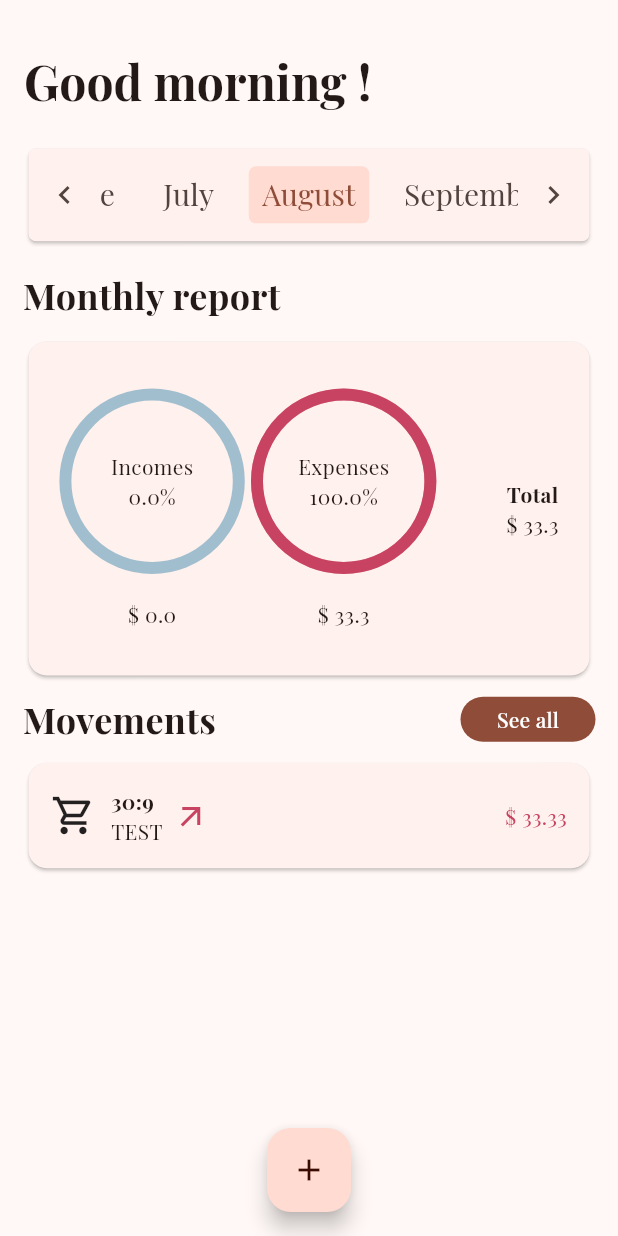
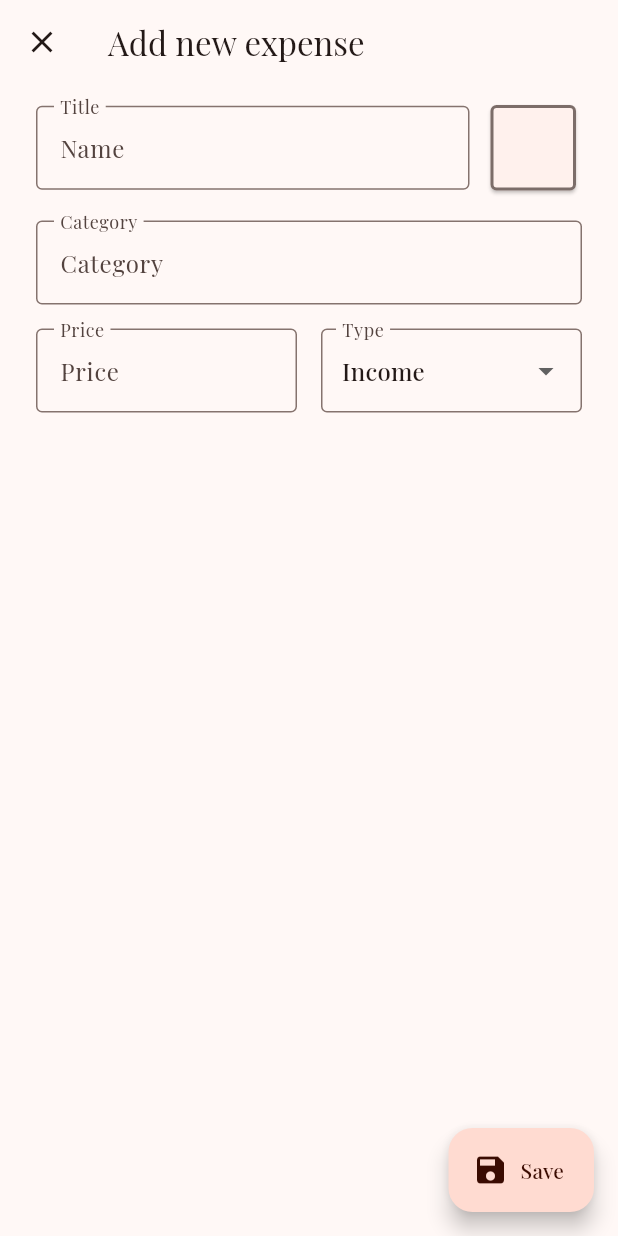
Before and after one commit to jacopo-degattis/makeitcount, a Flutter app: the screen it shows after launch, after a tap on the "add" icon, on a phone screen of 412 x 824 dp. Run offline on Flutter 3.47's test engine with Material 3 defaults, Android fonts, the phone set to English and light mode, and no system bars; drawn by our look-alikes of percent_indicator; our stand-ins replace flutter_riverpod, google_fonts, objectbox, riverpod_annotation; missing offline and left inert: flutter_iconpicker; generated files the repository leaves out were written again.

Commit message:
chore: update MovementModel field to income that is not a boolean value add: create component to render new movement form add: library to handle icon picking to select an icon for each movement fix: monthly report component to have better calculations for total amount & fix some sizes fix: alignment of expenses preview component

```diff
--- a/lib/components/single_movment_card.dart
+++ b/lib/components/single_movment_card.dart
@@ -4,16 +4,16 @@ class SingleMovementCard extends StatelessWidget {
   final String title;
   final String category;
   final double price; // TODO: it's price the best name ?
-  final String image;
-  final int type;
+  final int imageCodePoint;
+  final bool income;
 
   const SingleMovementCard({
     super.key,
     required this.title,
     required this.category,
     required this.price,
-    required this.image,
-    required this.type,
+    required this.imageCodePoint,
+    required this.income,
   });
 
   @override
@@ -26,8 +26,8 @@ class SingleMovementCard extends StatelessWidget {
         children: [
           Row(
             children: [
-              const Icon(
-                Icons.local_grocery_store_outlined,
+              Icon(
+                IconData(imageCodePoint, fontFamily: 'MaterialIcons'),
                 size: 30.0,
               ),
               Container(
@@ -47,21 +47,24 @@ class SingleMovementCard extends StatelessWidget {
                 ),
               ),
               Container(
-                  margin: const EdgeInsets.only(left: 7.0),
-                  child: type == 0
-                      ? const Icon(
-                          Icons.arrow_outward,
-                          color: Color(0xFFC84361),
-                        )
-                      : const Icon(
-                          Icons.south_west,
-                          color: Color(0xFF1572A1),
-                        ))
+                margin: const EdgeInsets.only(left: 7.0),
+                child: income
+                    ? const Icon(
+                        Icons.south_west,
+                        color: Color(0xFF1572A1),
+                      )
+                    : const Icon(
+                        Icons.arrow_outward,
+                        color: Color(0xFFC84361),
+                      ),
+              )
             ],
           ),
           Text(
             "\$ $price",
-            style: const TextStyle(color: Color(0xFFC84361)),
+            style: TextStyle(
+                color:
+                    income ? const Color(0xFF1572A1) : const Color(0xFFC84361)),
           )
         ],
       ),
--- a/lib/main.dart
+++ b/lib/main.dart
@@ -3,6 +3,7 @@ import 'package:flutter_riverpod/flutter_riverpod.dart';
 import 'package:makeitcount/db.dart';
 import 'package:makeitcount/screens/home/home.dart';
 import 'package:makeitcount/screens/see-all/see-all.dart';
+import 'package:makeitcount/state/models/movement.model.dart';
 import 'package:makeitcount/state/providers/database/objectbox.provider.dart';
 import 'package:makeitcount/theme.dart';
 import 'package:makeitcount/util.dart';
@@ -12,6 +13,8 @@ late ObjectBoxDatabase objectBox;
 void main() async {
   WidgetsFlutterBinding.ensureInitialized();
   objectBox = await ObjectBoxDatabase.create();
+
+  // objectBox.store.box<MovementModel>().removeAll();
 
   runApp(ProviderScope(
       overrides: [databaseProvider.overrideWithValue(objectBox)],
--- a/lib/screens/home/components/expenses_pie_chart.dart
+++ b/lib/screens/home/components/expenses_pie_chart.dart
@@ -17,7 +17,7 @@ class ExpensesPieChart extends StatelessWidget {
 
   @override
   Widget build(BuildContext context) {
-    final radius = MediaQuery.of(context).size.width * 0.15;
+    final radius = MediaQuery.of(context).size.width * 0.12;
     final spacing = MediaQuery.of(context).size.height * 0.02;
 
     return CircularPercentIndicator(
--- a/lib/screens/home/components/expenses_preview.dart
+++ b/lib/screens/home/components/expenses_preview.dart
@@ -38,16 +38,19 @@ class _ExpensesPreviewState extends State<ExpensesPreview> {
 
   @override
   Widget build(BuildContext context) {
+    final marginSpacing = MediaQuery.of(context).size.width * 0.05;
+
     return !isDebouncing
-        ? Column(
-            mainAxisAlignment: MainAxisAlignment.start,
-            crossAxisAlignment: CrossAxisAlignment.start,
-            children: [
-                MonthlyReport(month: widget.month),
-                Movements(
-                  month: widget.month,
-                )
-              ])
+        ? Container(
+            margin: EdgeInsets.only(left: marginSpacing, right: marginSpacing),
+            child: Column(
+                mainAxisAlignment: MainAxisAlignment.start,
+                crossAxisAlignment: CrossAxisAlignment.start,
+                children: [
+                  MonthlyReport(month: widget.month),
+                  Movements(month: widget.month)
+                ]),
+          )
         : const Column(
             mainAxisAlignment: MainAxisAlignment.center,
             crossAxisAlignment: CrossAxisAlignment.center,
--- a/lib/screens/home/components/monthly_report.dart
+++ b/lib/screens/home/components/monthly_report.dart
@@ -15,11 +15,13 @@ class MonthlyReport extends ConsumerStatefulWidget {
 class _MonthlyReportState extends ConsumerState<MonthlyReport> {
   @override
   Widget build(BuildContext context) {
+    final margin = MediaQuery.of(context).size.height * 0.010;
+
     final movementsRepo = ref.watch(movementsRepositoryProvider);
     final graphPercentages =
         movementsRepo.getMovementsPercentages(widget.month);
 
-    final graphsSapcing = MediaQuery.of(context).size.width * 0.01;
+    final graphsSapcing = MediaQuery.of(context).size.width * 0.05;
     final cardHeight = MediaQuery.of(context).size.height * 0.23;
     final verticalCardPadding = MediaQuery.of(context).size.height * 0.02;
     final horizontalCardPadding = MediaQuery.of(context).size.width * 0.05;
@@ -29,7 +31,8 @@ class _MonthlyReportState extends ConsumerState<MonthlyReport> {
       mainAxisAlignment: MainAxisAlignment.start,
       children: [
         Container(
-          margin: const EdgeInsets.only(top: 15, bottom: 10),
+          margin: EdgeInsets.only(
+              top: margin, bottom: margin, left: 5.0, right: 5.0),
           child: const Text("Monthly report",
               style: TextStyle(
                 fontSize: 24,
@@ -50,30 +53,25 @@ class _MonthlyReportState extends ConsumerState<MonthlyReport> {
                   children: [
                     Row(
                       children: [
-                        Container(
-                          child: ExpensesPieChart(
+                        ExpensesPieChart(
                             header: "Incomes",
-                              progressColor: Color(0xFF1572A1),
-                              percent: graphPercentages["incomes"]
-                                          ["percentage"]!
+                            progressColor: const Color(0xFF1572A1),
+                            percent: graphPercentages["incomes"]["percentage"]!
                                     .toDouble() /
                                 100,
                             footer: graphPercentages["incomes"]["amount"]
                                 .toString()),
-                        ),
                         SizedBox(
                             // width: 20.0,
                             width: graphsSapcing),
-                        Container(
-                          child: ExpensesPieChart(
+                        ExpensesPieChart(
                           header: "Expenses",
-                            progressColor: Color(0xFFC84361),
+                          progressColor: const Color(0xFFC84361),
                           percent: graphPercentages["outcomes"]["percentage"]!
                                   .toDouble() /
                               100,
-                            footer: graphPercentages["outcomes"]["amount"]
-                                .toString(),
-                          ),
+                          footer:
+                              graphPercentages["outcomes"]["amount"].toString(),
                         ),
                       ],
                     ),
@@ -81,10 +79,18 @@ class _MonthlyReportState extends ConsumerState<MonthlyReport> {
                       mainAxisAlignment: MainAxisAlignment.center,
                       children: [
                         const Text(
-                          "Total",
-                          style: TextStyle(fontWeight: FontWeight.bold),
+                          "Total (\$)",
+                          style: TextStyle(
+                              fontWeight: FontWeight.bold, fontSize: 20.0),
                         ),
-                        Text("\$ ${graphPercentages['total']}")
+                        Text(
+                          "${graphPercentages['total']}",
+                          style: TextStyle(
+                              fontSize: 20.0,
+                              color: graphPercentages['total'] < 0
+                                  ? const Color(0xFFC84361)
+                                  : const Color(0xFF1572A1)),
+                        )
                       ],
                     )
                   ],
--- a/lib/screens/home/components/movements.dart
+++ b/lib/screens/home/components/movements.dart
@@ -29,12 +29,13 @@ class _MovementsState extends ConsumerState<Movements> {
     return Expanded(
       child: Column(children: [
         Container(
-            margin: EdgeInsets.only(top: margin, bottom: margin),
+            margin: EdgeInsets.only(
+                top: margin, bottom: margin, left: 5.0, right: 5.0),
             child: Row(
               mainAxisAlignment: MainAxisAlignment.spaceBetween,
               children: [
                 const Text(
-                  "Movements",
+                  "Last movements",
                   style: TextStyle(
                     fontSize: 24,
                     fontWeight: FontWeight.bold,
@@ -49,7 +50,10 @@ class _MovementsState extends ConsumerState<Movements> {
                       Navigator.pushNamed(context, "/see-all",
                           arguments: SeeAllArguments(widget.month));
                     },
-                    child: const Text("See all"),
+                    child: const Text(
+                      "See all",
+                      style: TextStyle(fontWeight: FontWeight.bold),
+                    ),
                   ),
                 )
               ],
@@ -58,12 +62,13 @@ class _MovementsState extends ConsumerState<Movements> {
             ? Column(
                 mainAxisAlignment: MainAxisAlignment.spaceEvenly,
                 children: movementsPreview.map((movement) {
+                  debugPrint("Got movement, ${movement.title}");
                   return SingleMovementCard(
                     title: movement.title,
                     category: movement.category,
                     price: movement.price,
-                    image: movement.image,
-                    type: movement.type,
+                    imageCodePoint: movement.imageCodePoint,
+                    income: movement.income,
                   );
                 }).toList(),
               )
--- a/lib/screens/home/home.dart
+++ b/lib/screens/home/home.dart
@@ -2,6 +2,7 @@ import 'dart:math';
 
 import 'package:flutter/material.dart';
 import 'package:flutter_riverpod/flutter_riverpod.dart';
+import 'package:makeitcount/screens/new-movement/new-movement.dart';
 import 'package:makeitcount/state/models/movement.model.dart';
 import 'package:makeitcount/screens/home/components/expenses_preview.dart';
 import 'package:makeitcount/state/providers/movements/movements_repository.provider.dart';
@@ -139,7 +140,7 @@ class _HomePageState extends ConsumerState<HomePage>
         ),
       ),
       body: Container(
-        padding: const EdgeInsets.only(left: 15.0, right: 15.0),
+        // padding: const EdgeInsets.only(left: 15.0, right: 15.0)
         child: SizedBox(
           height: MediaQuery.of(context).size.height,
           child: TabBarView(
@@ -158,30 +159,47 @@ class _HomePageState extends ConsumerState<HomePage>
       floatingActionButtonLocation: FloatingActionButtonLocation.centerFloat,
       floatingActionButton: FloatingActionButton(
         onPressed: () {
-          setState(() {
-            movementsPreview.add(MovementModel(
-                0,
-                "${DateTime.now().minute}:${DateTime.now().second}",
-                33.33,
-                "TEST",
-                "NONE",
-                _tabController.index + 1,
-                Random().nextInt(2)));
-          });
-          // TODO:
-          // I think I should reverse options.
-          // First I need to check if I correctly inserted the new entry in DB.
-          // If it succeded then I can add it to local state.
-          movementsRepo.addMovement(
-              "${DateTime.now().minute}:${DateTime.now().second}",
-              "TEST",
-              33.33,
-              "IMG",
-              _tabController.index + 1,
-              Random().nextInt(2));
+          showFullScreenDialog(
+            context,
+            _tabController,
+            movementsPreview,
+          );
         },
         child: const Icon(Icons.add),
       ),
     );
   }
 }
+
+void showFullScreenDialog(
+  BuildContext context,
+  TabController tabController,
+  List<MovementModel> movementsPreview,
+) {
+  showGeneralDialog(
+    context: context,
+    barrierDismissible: true, // Allow closing by tapping outside
+    barrierLabel: "Dismiss",
+    barrierColor: Colors.black54, // Background color
+    transitionDuration: Duration(milliseconds: 300), // Animation duration
+    pageBuilder: (BuildContext context, Animation<double> animation,
+        Animation<double> secondaryAnimation) {
+      return NewMovement(
+          selectedMonth: tabController.index + 1,
+          movementsPreview: movementsPreview);
+    },
+    transitionBuilder: (BuildContext context, Animation<double> animation,
+        Animation<double> secondaryAnimation, Widget child) {
+      return SlideTransition(
+        position: Tween<Offset>(
+          begin: const Offset(0, 1), // Start from bottom
+          end: Offset.zero, // End at the center
+        ).animate(CurvedAnimation(
+          parent: animation,
+          curve: Curves.easeInOut, // Easing curve
+        )),
+        child: child,
+      );
+    },
+  );
+}
--- /dev/null
+++ b/lib/screens/new-movement/new-movement.dart
@@ -0,0 +1,206 @@
+import 'package:flutter/material.dart';
+import 'package:flutter_iconpicker/Models/configuration.dart';
+import 'package:flutter_iconpicker/Models/icon_picker_icon.dart';
+import 'package:flutter_iconpicker/flutter_iconpicker.dart';
+import 'package:flutter_riverpod/flutter_riverpod.dart';
+import 'package:makeitcount/state/models/movement.model.dart';
+import 'package:makeitcount/state/providers/movements/movements_repository.provider.dart';
+
+class NewMovement extends ConsumerStatefulWidget {
+  final int selectedMonth;
+  final List<MovementModel> movementsPreview;
+
+  const NewMovement({
+    super.key,
+    required this.selectedMonth,
+    required this.movementsPreview,
+  });
+
+  @override
+  ConsumerState<NewMovement> createState() => _NewMovementState();
+}
+
+class _NewMovementState extends ConsumerState<NewMovement> {
+  Icon? _icon;
+  String? formError;
+  String movementType = "Income";
+
+  _pickIcon() async {
+    IconPickerIcon? icon = await showIconPicker(
+      context,
+      configuration: const SinglePickerConfiguration(
+        iconPackModes: [IconPack.material],
+      ),
+    );
+
+    _icon = Icon(icon!.data);
+    setState(() {});
+
+    debugPrint("Picked icon: ${icon.data}");
+  }
+
+  @override
+  Widget build(BuildContext context) {
+    final movementsRepo = ref.watch(movementsRepositoryProvider);
+
+    final movementTitle = TextEditingController();
+    final movementCategory = TextEditingController();
+    final movementPrice = TextEditingController();
+
+    bool _validateForm() {
+      if (movementTitle.text.isEmpty ||
+          movementCategory.text.isEmpty ||
+          movementPrice.text.isEmpty ||
+          _icon == null) {
+        formError =
+            "All fields must be filled in order to save the new expense";
+        return false;
+      }
+      return true;
+    }
+
+    return Dialog.fullscreen(
+      child: SafeArea(
+        child: Scaffold(
+          appBar: AppBar(
+            leading: IconButton(
+              icon: const Icon(Icons.close), // Cross icon to close
+              onPressed: () {
+                Navigator.of(context).pop(); // Close the dialog
+              },
+            ),
+            title: const Text("Add new expense"),
+          ),
+          body: Padding(
+            padding: EdgeInsets.symmetric(horizontal: 24.0, vertical: 10.0),
+            child: Column(
+              children: [
+                Row(
+                  children: [
+                    Expanded(
+                      child: TextFormField(
+                        decoration: const InputDecoration(
+                          floatingLabelBehavior: FloatingLabelBehavior.always,
+                          labelText: "Title",
+                          hintText: "Name",
+                          border: OutlineInputBorder(),
+                        ),
+                        controller: movementTitle,
+                      ),
+                    ),
+                    GestureDetector(
+                      onTap: () {
+                        _pickIcon();
+                      },
+                      child: Container(
+                        margin: const EdgeInsets.only(left: 10),
+                        height: 65,
+                        width: 65,
+                        child: Card(
+                          shape: RoundedRectangleBorder(
+                              side: const BorderSide(
+                                color: Color(0xFF7c6d69),
+                                width: 2.0,
+                              ),
+                              borderRadius: BorderRadius.circular(4.0)),
+                          child: _icon,
+                        ),
+                      ),
+                    )
+                  ],
+                ),
+                const SizedBox(height: 16.0),
+                TextFormField(
+                  decoration: const InputDecoration(
+                    floatingLabelBehavior: FloatingLabelBehavior.always,
+                    labelText: "Category",
+                    hintText: "Category",
+                    border: OutlineInputBorder(),
+                  ),
+                  controller: movementCategory,
+                ),
+                const SizedBox(height: 16.0),
+                Row(
+                  children: [
+                    Expanded(
+                      child: TextFormField(
+                        decoration: const InputDecoration(
+                          floatingLabelBehavior: FloatingLabelBehavior.always,
+                          labelText: "Price",
+                          hintText: "Price",
+                          border: OutlineInputBorder(),
+                        ),
+                        keyboardType: TextInputType.number,
+                        controller: movementPrice,
+                      ),
+                    ),
+                    const SizedBox(width: 16.0),
+                    Expanded(
+                        child: DropdownButtonFormField<String>(
+                      value: movementType,
+                      hint: const Text('Income/Outcome'),
+                      decoration: const InputDecoration(
+                        labelText: "Type",
+                        floatingLabelBehavior: FloatingLabelBehavior.always,
+                        border: OutlineInputBorder(), // Outlined border
+                        contentPadding:
+                            EdgeInsets.symmetric(horizontal: 10, vertical: 16),
+                      ),
+                      items: <String>['Income', 'Outcome'].map((String value) {
+                        return DropdownMenuItem<String>(
+                          value: value,
+                          child: Text(value),
+                        );
+                      }).toList(),
+                      onChanged: (String? newValue) {
+                        setState(() {
+                          movementType = newValue!;
+                        });
+                        print(
+                            "CHANGED DROPDOWN VALUE TO $newValue, $movementType");
+                      },
+                    )),
+                  ],
+                )
+              ],
+            ),
+          ),
+          floatingActionButton: FloatingActionButton.extended(
+              label: const Text("Save"),
+              onPressed: () {
+                // TODO: check that all fields are filled
+                // otherwise don't let submit the form
+
+                if (_validateForm()) {
+                  movementsRepo.addMovement(
+                      movementTitle.text,
+                      movementCategory.text,
+                      double.parse(movementPrice.text),
+                      _icon!.icon!.codePoint,
+                      widget.selectedMonth,
+                      movementType == "Income" ? true : false);
+
+                  widget.movementsPreview.add(MovementModel(
+                    0,
+                    movementTitle.text,
+                    double.parse(movementPrice.text),
+                    movementCategory.text,
+                    _icon!.icon!.codePoint,
+                    widget.selectedMonth,
+                    movementType == "Income" ? true : false,
+                  ));
+
+                  Navigator.of(context).pop();
+                  return;
+                }
+
+                ScaffoldMessenger.of(context).showSnackBar(
+                  SnackBar(content: Text(formError ?? "An error occurred")),
+                );
+              },
+              icon: const Icon(Icons.save)),
+        ),
+      ),
+    );
+  }
+}
--- a/lib/screens/see-all/see-all.dart
+++ b/lib/screens/see-all/see-all.dart
@@ -44,8 +44,8 @@ class _SeeAllState extends ConsumerState<SeeAll> {
                   title: movement.title,
                   category: movement.category,
                   price: movement.price,
-                  image: movement.image,
-                  type: movement.type,
+                  imageCodePoint: movement.imageCodePoint,
+                  income: movement.income,
                 );
               }).toList(),
             ),
--- a/lib/state/models/movement.model.dart
+++ b/lib/state/models/movement.model.dart
@@ -8,10 +8,10 @@ class MovementModel {
   String title;
   String category;
   double price;
-  String image;
+  int imageCodePoint;
   int month;
-  int type; // TODO: improve this to an enum or any other way
+  bool income; // If true is income otherwise outcome
 
-  MovementModel(this.id, this.title, this.price, this.category, this.image,
-      this.month, this.type);
+  MovementModel(this.id, this.title, this.price, this.category,
+      this.imageCodePoint, this.month, this.income);
 }
--- a/lib/state/repository/movements.repository.dart
+++ b/lib/state/repository/movements.repository.dart
@@ -7,9 +7,9 @@ abstract class MovementsRepositoryDefinition {
     String name,
     String category,
     double price,
-    String image,
+    int imageCodePoint,
     int month,
-    int type,
+    bool income,
   );
   List<MovementModel> getMovementsByMonth(int month, {int? limit});
   Map<String, dynamic> getMovementsPercentages(int month);
@@ -28,12 +28,13 @@ class MovementsRepository extends MovementsRepositoryDefinition {
     String name,
     String category,
     double price,
-    String image,
+    int imageCodePoint,
     int month,
-    int type,
+    bool income,
   ) {
     final box = _objectBoxDatabase.store.box<MovementModel>();
-    box.put(MovementModel(0, name, price, category, image, month, type));
+    box.put(
+        MovementModel(0, name, price, category, imageCodePoint, month, income));
   }
 
   @override
@@ -54,8 +55,8 @@ class MovementsRepository extends MovementsRepositoryDefinition {
   @override
   Map<String, dynamic> getMovementsPercentages(int month) {
     final totalMovements = getMovementsByMonth(month);
-    final incomesMovements = totalMovements.where((x) => x.type == 1);
-    final outcomesMovements = totalMovements.where((x) => x.type == 0);
+    final incomesMovements = totalMovements.where((x) => x.income);
+    final outcomesMovements = totalMovements.where((x) => !x.income);
 
     num incomesPercentage = num.parse(
         (incomesMovements.length * 100 / totalMovements.length)
@@ -79,8 +80,14 @@ class MovementsRepository extends MovementsRepositoryDefinition {
             .fold(0.0, (prev, price) => prev + price)).toStringAsFixed(1))
       },
       "total": num.parse((totalMovements
-          .map((x) => x.price)
-          .fold(0.0, (prev, price) => prev + price)).toStringAsFixed(1))
+          .map((x) => {"price": x.price, "income": x.income})
+          .fold(0.0, (prev, price) {
+        if (price["income"] as bool) {
+          return prev + (price["price"] as num);
+        } else {
+          return prev - (price["price"] as num);
+        }
+      })).toStringAsFixed(1))
     };
 
     return percentages;
--- a/pubspec.yaml
+++ b/pubspec.yaml
@@ -44,6 +44,7 @@ dependencies:
   path_provider: ^2.1.4
   flutter_riverpod: ^2.5.1
   riverpod_generator: ^2.3.3
+  flutter_iconpicker: ^4.0.0
 
 dev_dependencies:
   flutter_test:
```
Also changed, not shown: lib/components/new_movement_dialog.dart (added, +108 -0 lines), lib/objectbox-model.json (+11 -9 lines), lib/objectbox.g.dart, pubspec.lock. Lines whose indentation alone changed are shown as unchanged.
